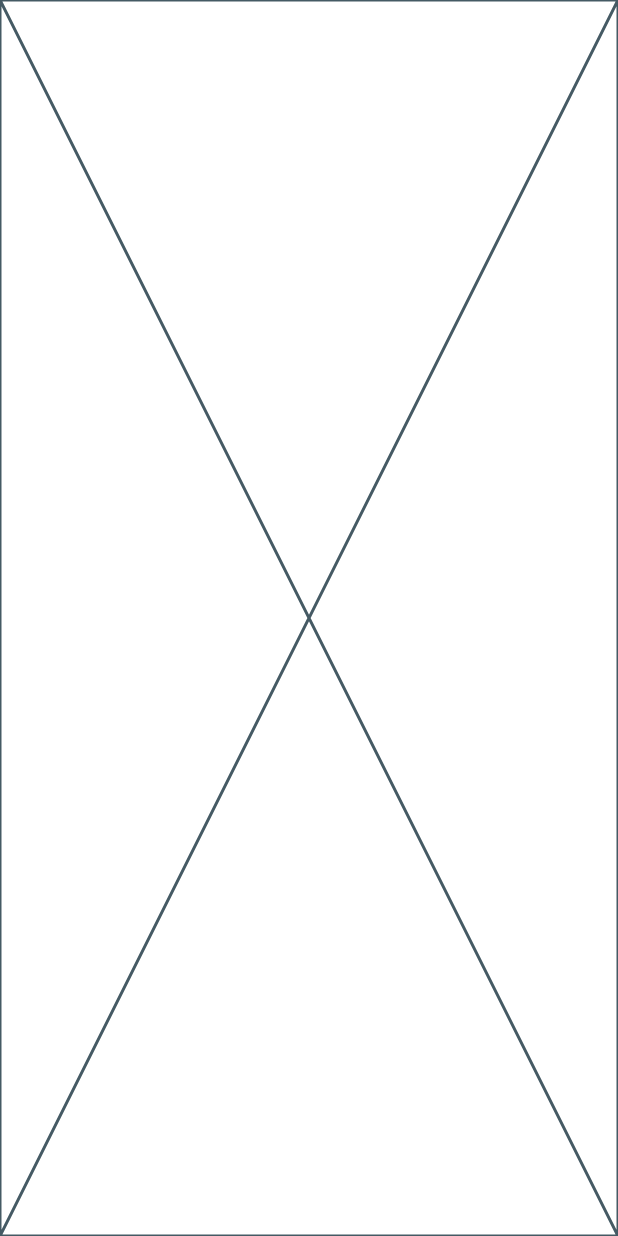
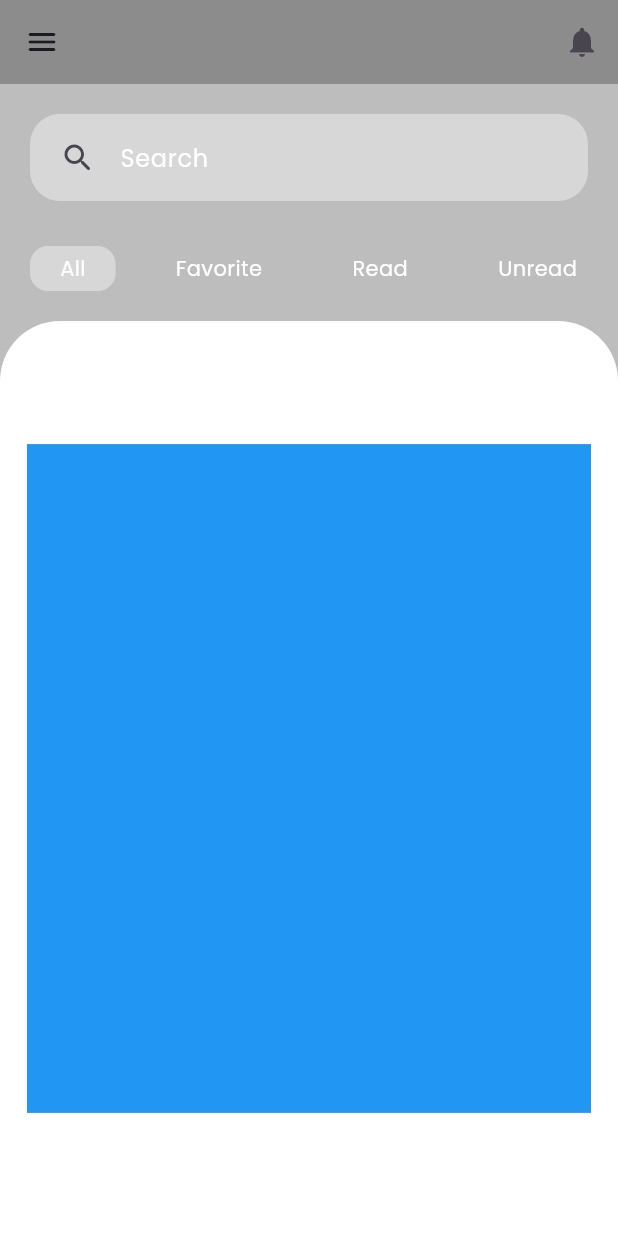
Before and after one commit to Meigi09/book_library, a Flutter app: the screen it shows after launch, on a phone screen of 412 x 824 dp. Run offline on Flutter 3.47's test engine with Material 3 defaults, Android fonts, the phone set to English and light mode, and no system bars; our stand-ins replace google_fonts, sqflite; missing offline and left inert: dart:ffi; accounts and stored records are empty.

Commit message:
Update Commit

```diff
--- /dev/null
+++ b/lib/components/category_list.dart
@@ -0,0 +1,48 @@
+import 'package:flutter/material.dart';
+
+class CategoryList extends StatefulWidget {
+  const CategoryList({super.key});
+
+  @override
+  State<CategoryList> createState() => _CategoryListState();
+}
+
+class _CategoryListState extends State<CategoryList> {
+  int selectedIndex=0;
+  List categories=['All','Favorite','Read','Unread','Notes'];
+  @override
+  Widget build(BuildContext context) {
+    return Container(
+      margin: EdgeInsets.symmetric(vertical: 20.0/2),
+      height: 30,
+      child: ListView.builder(
+          scrollDirection: Axis.horizontal,
+          itemCount: categories.length,
+          itemBuilder: (context,index)=>GestureDetector(
+            onTap: (){
+              setState(() {
+                selectedIndex=index;
+              });
+            },
+            child: Container(
+              alignment: Alignment.center,
+              margin: EdgeInsets.only(
+                left: 20.0,
+                right: index==categories.length-1?20.0:0,
+              ),
+              padding: EdgeInsets.symmetric(horizontal: 20),
+              decoration: BoxDecoration(
+                  color: index==selectedIndex?
+                  Colors.white.withOpacity(0.4) :
+                  Colors.transparent,
+                  borderRadius: BorderRadius.circular(12)
+              ),
+              child: Text(
+                categories[index],
+                style: TextStyle(color: Colors.white),
+              ),
+            ),
+          )),
+    );
+  }
+}
--- /dev/null
+++ b/lib/components/search_box.dart
@@ -0,0 +1,28 @@
+import 'package:flutter/material.dart';
+
+class SearchBox extends StatelessWidget {
+  const SearchBox({super.key, required this.onChanged});
+  final ValueChanged onChanged;
+  @override
+  Widget build(BuildContext context) {
+    return Container(
+      margin: EdgeInsets.all(20.0),
+      padding: EdgeInsets.symmetric(horizontal: 20.0,vertical: 20.0/4),
+      decoration: BoxDecoration(
+          color: Colors.white.withOpacity(0.4),
+          borderRadius: BorderRadius.circular(20)
+      ),
+      child: TextField(
+        onChanged: onChanged,
+        style: TextStyle(color: Colors.white),
+        decoration: InputDecoration(
+            enabledBorder: InputBorder.none,
+            focusedBorder: InputBorder.none,
+            icon: Icon(Icons.search_rounded,),
+            hintText: 'Search',
+            hintStyle: TextStyle(color: Colors.white)
+        ),
+      ),
+    );
+  }
+}
--- a/lib/main.dart
+++ b/lib/main.dart
@@ -1,5 +1,6 @@
 import 'package:book_library/screens/home_screen.dart';
 import 'package:flutter/material.dart';
+import 'package:google_fonts/google_fonts.dart';
 
 void main() {
   runApp(const MyApp());
@@ -12,8 +13,11 @@ class MyApp extends StatelessWidget {
   @override
   Widget build(BuildContext context) {
     return MaterialApp(
-      title: 'Flutter Demo',
-      theme: ThemeData(),
+      debugShowCheckedModeBanner: false,
+      title: 'Library',
+      theme: ThemeData(
+        textTheme: GoogleFonts.poppinsTextTheme(Theme.of(context).textTheme),
+      ),
       home: const HomeScreen()
     );
   }
--- a/lib/screens/home_screen.dart
+++ b/lib/screens/home_screen.dart
@@ -1,4 +1,6 @@
+import 'package:book_library/widgets/body.dart';
 import 'package:flutter/material.dart';
+
 
 class HomeScreen extends StatefulWidget {
   const HomeScreen({super.key});
@@ -10,6 +12,25 @@ class HomeScreen extends StatefulWidget {
 class _HomeScreenState extends State<HomeScreen> {
   @override
   Widget build(BuildContext context) {
-    return const Placeholder();
+    return Scaffold(
+      backgroundColor: Colors.black26,
+      appBar: buildAppBar(),
+      body: Body(),
+    );
   }
-}
+
+  buildAppBar() {
+    return AppBar(
+      elevation: 0,
+      backgroundColor: Colors.black26,
+      centerTitle: false,
+      leading: IconButton(
+          onPressed: (){},
+          icon: Icon(Icons.menu_rounded)),
+      actions: [
+        IconButton(
+            onPressed: (){},
+            icon: Icon(Icons.notifications))
+      ],
+    );
+  }}
--- /dev/null
+++ b/lib/widgets/body.dart
@@ -0,0 +1,46 @@
+import 'package:book_library/components/category_list.dart';
+import 'package:book_library/components/search_box.dart';
+import 'package:book_library/widgets/book_carousel.dart';
+import 'package:flutter/material.dart';
+
+class Body extends StatefulWidget {
+  const Body({super.key});
+
+  @override
+  State<Body> createState() => _BodyState();
+}
+
+class _BodyState extends State<Body> {
+  @override
+  Widget build(BuildContext context) {
+    return SafeArea(
+      child: Column(
+        children: [
+          SearchBox(onChanged: (value) {  },),
+          CategoryList(),
+          SizedBox(height: 20.0/2,),
+          Expanded(child: Stack(
+            children: [
+              Container(
+                decoration: BoxDecoration(
+                  color: Colors.white,
+                  borderRadius: BorderRadius.only(
+                      topLeft: Radius.circular(40),
+                    topRight: Radius.circular(40),
+                  ),
+                ),
+              ),
+              SizedBox(height: 30,),
+              Center(
+                child: Container(
+                  child:BookCarousel()
+                  ),
+              ),
+
+            ],
+          ))
+        ],
+      ),
+    );
+  }
+}
--- /dev/null
+++ b/lib/widgets/book_carousel.dart
@@ -0,0 +1,43 @@
+import 'package:flutter/material.dart';
+
+class BookCarousel extends StatefulWidget {
+  const BookCarousel({super.key});
+
+  @override
+  State<BookCarousel> createState() => _BookCarouselState();
+}
+
+class _BookCarouselState extends State<BookCarousel> {
+  //PageController _pageController;
+  int initialPage=1;
+
+  @override
+  void initState() {
+    // TODO: implement initState
+    super.initState();
+   // _pageController=PageController();
+  }
+  @override
+  void dispose() {
+    // TODO: implement dispose
+    super.dispose();
+   // _pageController.dispose();
+
+  }
+  @override
+  Widget build(BuildContext context) {
+    return Padding(
+      padding: const EdgeInsets.all(8.0),
+      child: AspectRatio(
+        aspectRatio: 0.85,
+        child: PageView.builder(
+            itemBuilder: (context,index)=>
+                Container(
+                  margin: EdgeInsets.all(10),
+                  color: Colors.blue,
+                )),
+
+      ),
+    );
+  }
+}
```
Also changed, not shown: lib/db/local_storage.dart (added, +40 -0 lines), lib/items/book.dart (added, +19 -0 lines), lib/widgets/book_card.dart (added, +107 -0 lines), lib/widgets/book_rating.dart (added, +38 -0 lines), lib/widgets/rounded_button.dart (added, +31 -0 lines), lib/widgets/state.dart (added, +25 -0 lines), pubspec.yaml (+5 -2 lines), lib/widgets/genre.dart (added), pubspec.lock, 1 other file.
